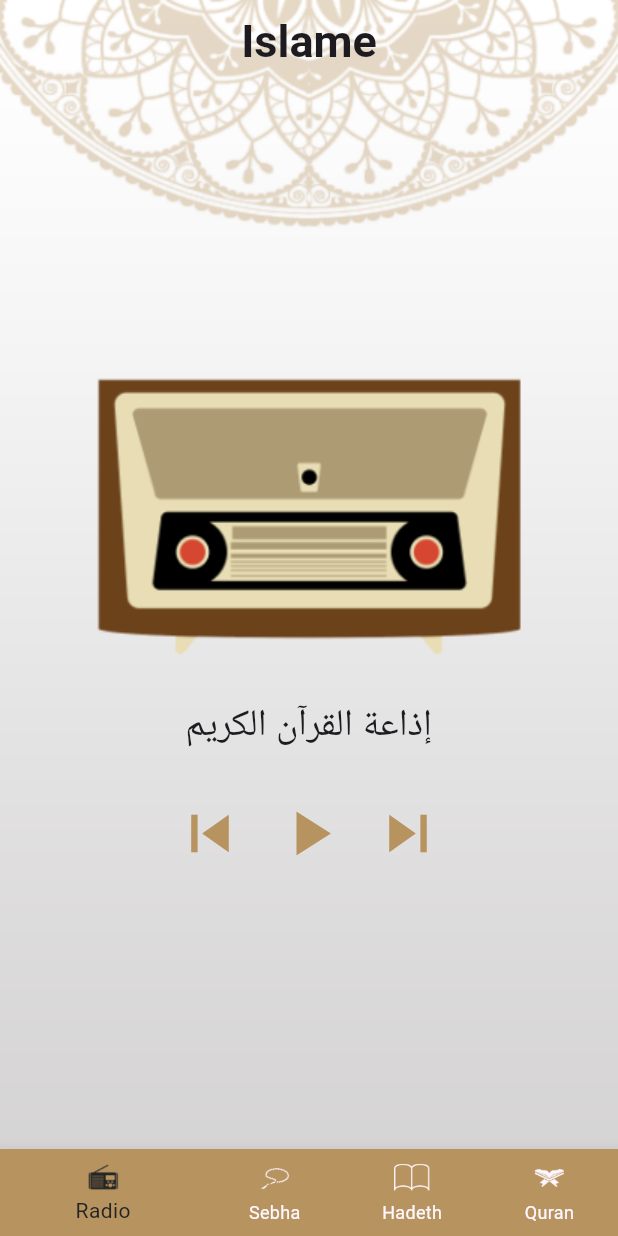
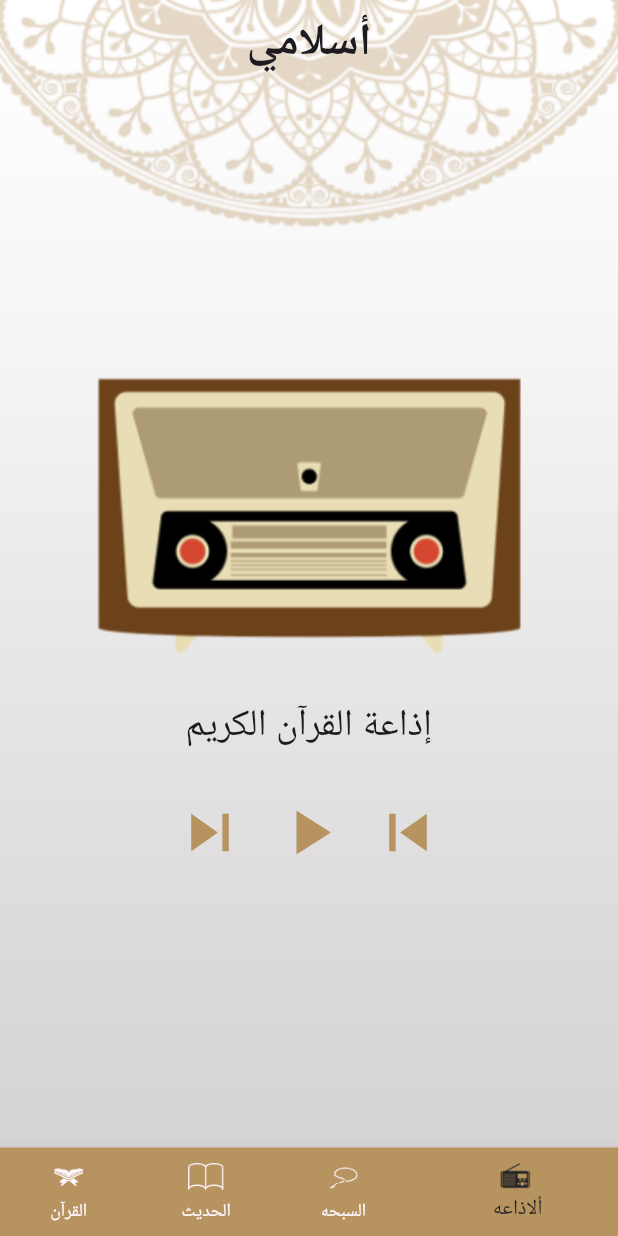
Before and after one commit to Mohamed-Nabil99/islami_app, a Flutter app: the screen it shows after launch, on a phone screen of 412 x 824 dp. Run offline on Flutter 3.47's test engine with Material 3 defaults, Android fonts, the light colour scheme and no system bars; generated files the repository leaves out were written again.

Commit message:
added Localization

```diff
--- /dev/null
+++ b/l10n.yaml
@@ -0,0 +1,3 @@
+arb-dir: lib/l10n
+template-arb-file: app_en.arb
+output-localization-file: app_localizations.dart
--- a/lib/home/hadeth/hadeth_tab.dart
+++ b/lib/home/hadeth/hadeth_tab.dart
@@ -1,5 +1,6 @@
 import 'package:flutter/material.dart';
 import 'package:flutter/services.dart';
+import 'package:flutter_gen/gen_l10n/app_localizations.dart';
 import 'package:islame_project/home/hadeth/item_hadeth_name.dart';
 
 import '../../my_theme.dart';
@@ -25,7 +26,7 @@
           thickness: 3,
         ),
         Text(
-          'Hadeth Name',
+          AppLocalizations.of(context)!.hadeth_name,
           style: Theme.of(context).textTheme.titleMedium,
         ),
         Divider(
--- a/lib/home/home_screen.dart
+++ b/lib/home/home_screen.dart
@@ -1,4 +1,5 @@
 import 'package:flutter/material.dart';
+import 'package:flutter_gen/gen_l10n/app_localizations.dart';
 import 'package:islame_project/home/hadeth/hadeth_tab.dart';
 import 'package:islame_project/home/quran/quran_tab.dart';
 import 'package:islame_project/home/radio/radio_tab.dart';
@@ -27,8 +28,8 @@
         ),
         Scaffold(
           appBar: AppBar(
-            title:
-                Text('Islame', style: Theme.of(context).textTheme.titleLarge),
+            title: Text(AppLocalizations.of(context)!.app_title,
+                style: Theme.of(context).textTheme.titleLarge),
           ),
           bottomNavigationBar: Theme(
             data: Theme.of(context).copyWith(canvasColor: MyTheme.primaryLight),
@@ -41,17 +42,17 @@
               items: [
                 BottomNavigationBarItem(
                     icon: ImageIcon(AssetImage('assets/images/icon_radio.png')),
-                    label: 'Radio'),
+                    label: AppLocalizations.of(context)!.radio),
                 BottomNavigationBarItem(
                     icon: ImageIcon(AssetImage('assets/images/icon_sebha.png')),
-                    label: 'Sebha'),
+                    label: AppLocalizations.of(context)!.sebha),
                 BottomNavigationBarItem(
                     icon:
                         ImageIcon(AssetImage('assets/images/icon_hadeth.png')),
-                    label: 'Hadeth'),
+                    label: AppLocalizations.of(context)!.hadeth),
                 BottomNavigationBarItem(
                     icon: ImageIcon(AssetImage('assets/images/icon_quran.png')),
-                    label: 'Quran'),
+                    label: AppLocalizations.of(context)!.quran),
               ],
             ),
           ),
--- a/lib/home/quran/quran_tab.dart
+++ b/lib/home/quran/quran_tab.dart
@@ -1,4 +1,5 @@
 import 'package:flutter/material.dart';
+import 'package:flutter_gen/gen_l10n/app_localizations.dart';
 import 'package:islame_project/home/quran/item_sura_name.dart';
 import 'package:islame_project/my_theme.dart';
 
@@ -130,7 +131,7 @@
           thickness: 3,
         ),
         Text(
-          'Sura Name',
+          AppLocalizations.of(context)!.sura_name,
           style: Theme.of(context).textTheme.titleMedium,
         ),
         Divider(
--- a/lib/home/sebha/sebha_tab.dart
+++ b/lib/home/sebha/sebha_tab.dart
@@ -25,10 +25,10 @@
       child: Column(
         children: [
           Row(
-            mainAxisAlignment: MainAxisAlignment.end,
+            mainAxisAlignment: MainAxisAlignment.center,
             children: [
               Padding(
-                padding: EdgeInsets.only(right: 100),
+                padding: EdgeInsets.all(5),
                 child: Image.asset('assets/images/head_sebha_logo.png'),
               ),
             ],
--- /dev/null
+++ b/lib/l10n/app_ar.arb
@@ -0,0 +1,9 @@
+{
+"app_title" : "أسلامي",
+"sura_name" : "أسم السوره",
+"hadeth_name" : "أسم الحديث",
+"quran" : "القرآن",
+"hadeth" : "الحديث",
+"sebha" : "السبحه",
+"radio" : "ألاذاعه "
+}
--- a/lib/main.dart
+++ b/lib/main.dart
@@ -1,4 +1,5 @@
 import 'package:flutter/material.dart';
+import 'package:flutter_gen/gen_l10n/app_localizations.dart';
 import 'package:islame_project/home/hadeth/hadeth_details_screen.dart';
 import 'package:islame_project/home/home_screen.dart';
 import 'package:islame_project/home/quran/sura_details_screen.dart';
@@ -22,6 +23,9 @@
         HadethDetailsScreen.routeName: (context) => HadethDetailsScreen(),
       },
       theme: MyTheme.lightMode,
+      locale: Locale('ar'),
+      localizationsDelegates: AppLocalizations.localizationsDelegates,
+      supportedLocales: AppLocalizations.supportedLocales,
     );
   }
 }
--- a/pubspec.yaml
+++ b/pubspec.yaml
@@ -30,7 +30,9 @@
 dependencies:
   flutter:
     sdk: flutter
-
+  flutter_localizations:
+    sdk: flutter
+  intl: any
 
   # The following adds the Cupertino Icons font to your application.
   # Use with the CupertinoIcons class for iOS style icons.
@@ -52,6 +54,7 @@
 
 # The following section is specific to Flutter packages.
 flutter:
+  generate: true
 
   # The following line ensures that the Material Icons font is
   # included with your application, so that you can use the icons in
```
Also changed, not shown: lib/l10n/app_en.arb (added, +9 -0 lines), pubspec.lock.
